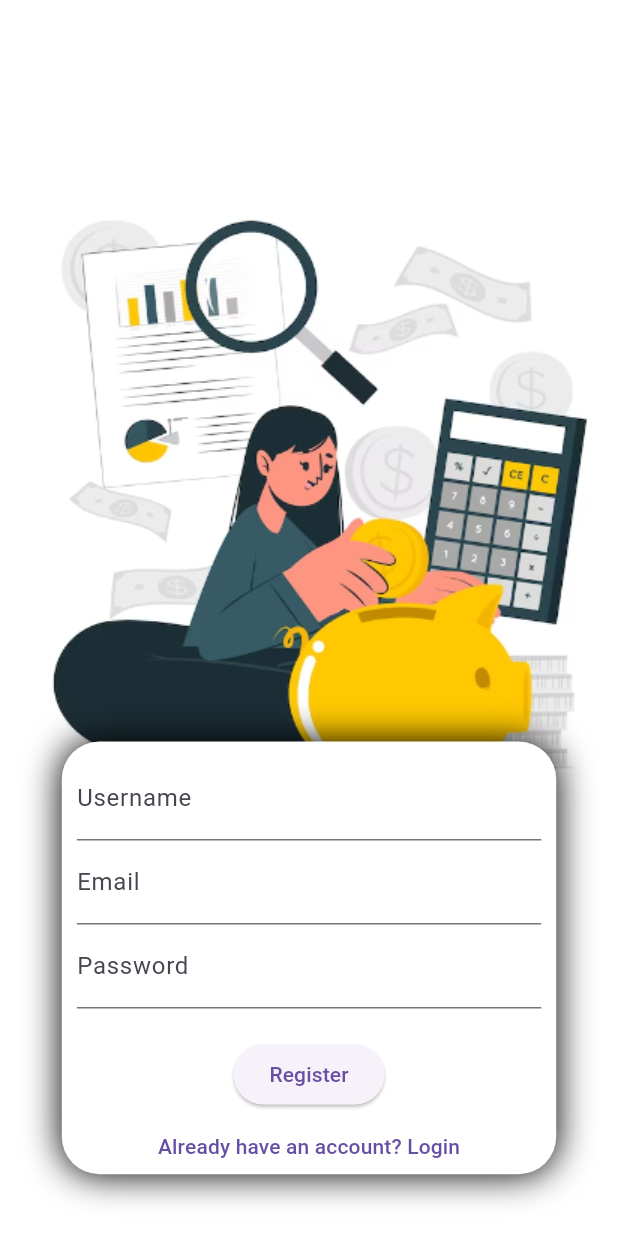
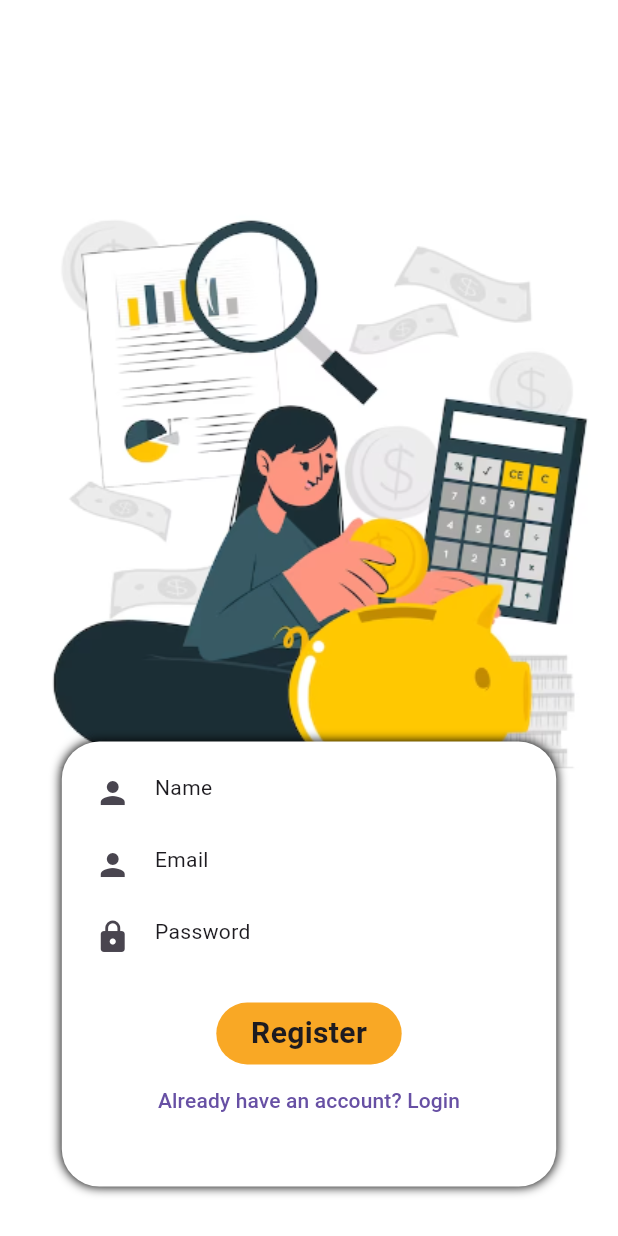
Before and after one commit to pyjoek/Smart-Expense-Tracker-with-AI-Insights, a Flutter app: the screen it shows after launch, after a tap on "No account? Register", on a phone screen of 412 x 824 dp. Run offline on Flutter 3.47's test engine with Material 3 defaults, Android fonts, the light colour scheme and no system bars; our stand-ins replace flutter_secure_storage; network calls fail.

Commit message:
register done styling

```diff
--- a/frontend/lib/screens/register_screen.dart
+++ b/frontend/lib/screens/register_screen.dart
@@ -37,6 +37,80 @@ class _RegisterScreenState extends State<RegisterScreen> {
     }
   }
 
+  // @override
+  // Widget build(BuildContext context) {
+  //   height = MediaQuery.of(context).size.height;
+  //   width = MediaQuery.of(context).size.width;
+
+  //   return MaterialApp(
+  //     debugShowCheckedModeBanner: false,
+  //     home: Scaffold(
+  //       backgroundColor: Colors.white,
+  //       body: Stack(
+  //         children: [
+  //           Positioned(
+  //             top: height! * 0.0001,
+  //             child: SizedBox(
+  //               width: width! * 1,
+  //               height: height!  * 0.8,
+  //               child: Image(image: AssetImage('assets/bgExpense.png')),
+  //             )
+  //           ),
+  //           Positioned(
+  //             top: height! * 0.6,
+  //             left: width! * 0.1,
+  //             child: Container(
+  //               width: width! * 0.8,
+  //               height: height! * 0.35,
+  //               decoration: BoxDecoration(
+  //                 color: Colors.white,
+  //                 borderRadius: BorderRadius.circular(25),
+  //                 boxShadow: [BoxShadow(
+  //                   blurRadius: 20,
+  //                   color: Colors.black
+  //                 )]
+  //               ),
+  //               child: Padding(
+  //                 padding: const EdgeInsets.all(10.0),
+  //                 child: Column(
+  //                   children: [
+  //                      TextField(
+  //                       controller: usernameController,
+  //                       decoration: const InputDecoration(labelText: "Username"),
+  //                     ),
+  //                     TextField(
+  //                       controller: emailController,
+  //                       decoration: const InputDecoration(labelText: "Email"),
+  //                     ),
+  //                     TextField(
+  //                       controller: passwordController,
+  //                       decoration: const InputDecoration(labelText: "Password"),
+  //                       obscureText: true,
+  //                     ),
+  //                     const SizedBox(height: 20),
+  //                     if (errorMessage != null)
+  //                       Text(errorMessage!, style: const TextStyle(color: Colors.red)),
+  //                     ElevatedButton(
+  //                       onPressed: isLoading ? null : handleRegister,
+  //                       child: isLoading
+  //                           ? const CircularProgressIndicator()
+  //                           : const Text("Register"),
+  //                     ),
+  //                     TextButton(
+  //                       onPressed: () => Navigator.pushReplacementNamed(context, "/login"),
+  //                       child: const Text("Already have an account? Login"),
+  //                     ),
+  //                   ],
+  //                 ),
+  //               ),
+  //             )
+  //           )
+  //         ],
+  //       ),
+  //     ),
+  //   );
+  // }
+
   @override
   Widget build(BuildContext context) {
     height = MediaQuery.of(context).size.height;
@@ -50,7 +124,7 @@ class _RegisterScreenState extends State<RegisterScreen> {
           children: [
             Positioned(
               top: height! * 0.0001,
-              child: SizedBox(
+              child: Container(
                 width: width! * 1,
                 height: height!  * 0.8,
                 child: Image(image: AssetImage('assets/bgExpense.png')),
@@ -61,12 +135,12 @@ class _RegisterScreenState extends State<RegisterScreen> {
               left: width! * 0.1,
               child: Container(
                 width: width! * 0.8,
-                height: height! * 0.35,
+                height: height! * 0.36,
                 decoration: BoxDecoration(
                   color: Colors.white,
                   borderRadius: BorderRadius.circular(25),
                   boxShadow: [BoxShadow(
-                    blurRadius: 20,
+                    blurRadius: 5,
                     color: Colors.black
                   )]
                 ),
@@ -74,27 +148,58 @@ class _RegisterScreenState extends State<RegisterScreen> {
                   padding: const EdgeInsets.all(10.0),
                   child: Column(
                     children: [
-                       TextField(
+                      TextField(
                         controller: usernameController,
-                        decoration: const InputDecoration(labelText: "Username"),
-                      ),
+                        decoration: const InputDecoration(
+                          border: InputBorder.none,
+                          prefixIcon: Icon(
+                            Icons.person
+                          ),
+                          hint: Text("Name")
+                          )
+                        ),
                       TextField(
                         controller: emailController,
-                        decoration: const InputDecoration(labelText: "Email"),
-                      ),
+                        decoration: const InputDecoration(
+                          border: InputBorder.none,
+                          prefixIcon: Icon(
+                            Icons.person
+                          ),
+                          hint: Text("Email")
+                          )
+                        ),
                       TextField(
                         controller: passwordController,
-                        decoration: const InputDecoration(labelText: "Password"),
-                        obscureText: true,
+                        decoration: const InputDecoration(
+                          border: InputBorder.none,
+                          prefixIcon: Icon(
+                            Icons.lock
+                          ),
+                          hint: Text("Password")
+                          ),
+                        obscureText: true
                       ),
                       const SizedBox(height: 20),
-                      if (errorMessage != null)
-                        Text(errorMessage!, style: const TextStyle(color: Colors.red)),
-                      ElevatedButton(
-                        onPressed: isLoading ? null : handleRegister,
-                        child: isLoading
-                            ? const CircularProgressIndicator()
-                            : const Text("Register"),
+                      if (errorMessage != null) Text(errorMessage!, style: const TextStyle(color: Colors.red)),
+                      Center(
+                        child: InkWell(
+                          onTap: isLoading ? null : handleRegister,
+                          child: Container(
+                            height: height! * 0.05,
+                            width: width! * 0.3,
+                            decoration: BoxDecoration(
+                              borderRadius: BorderRadius.circular(25),
+                              color: Colors.yellow[800]
+                            ),
+                            child: Center(
+                              child: Text("Register",
+                              style: TextStyle(
+                                fontWeight: FontWeight.w700,
+                                fontSize: 20
+                              ),),
+                            )
+                          ),
+                        ),
                       ),
                       TextButton(
                         onPressed: () => Navigator.pushReplacementNamed(context, "/login"),
```
